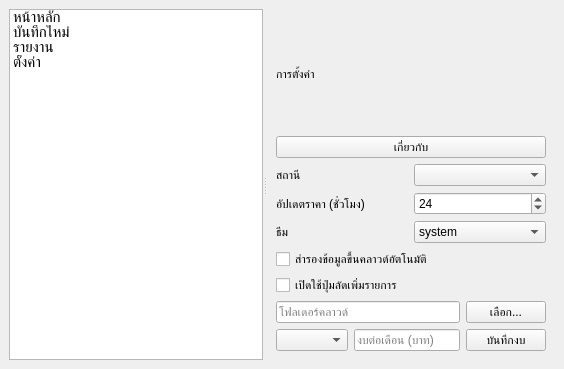
This is src/views/main_window.ui in xXFirst555Xx/FuelTracker as Qt 5 draws it before an edit. The edited form follows.
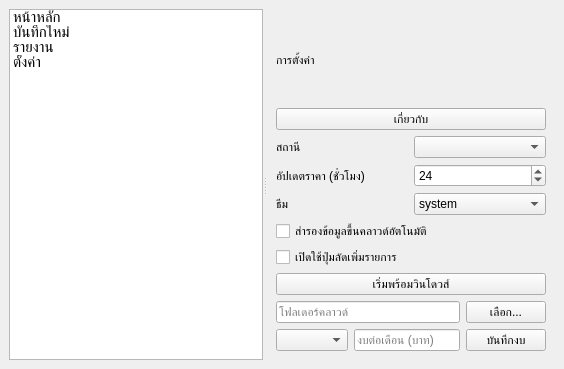
This is the edited form. The open tabs and pages were chosen to show the change. Icons and pictures are not drawn.

Commit message: Add startup shortcut option and start minimized

What changed in the file:
```diff
--- a/src/views/main_window.ui
+++ b/src/views/main_window.ui
@@ -296,6 +296,13 @@
          </property>
         </widget>
        </item>
+      <item>
+       <widget class="QPushButton" name="startupShortcutButton">
+        <property name="text">
+         <string>เริ่มพร้อมวินโดวส์</string>
+        </property>
+       </widget>
+      </item>
        <item>
         <layout class="QHBoxLayout" name="cloudPathLayout">
             <item>
```
Lines whose indentation alone changed are shown as unchanged. The commit also changes 5 other files.
